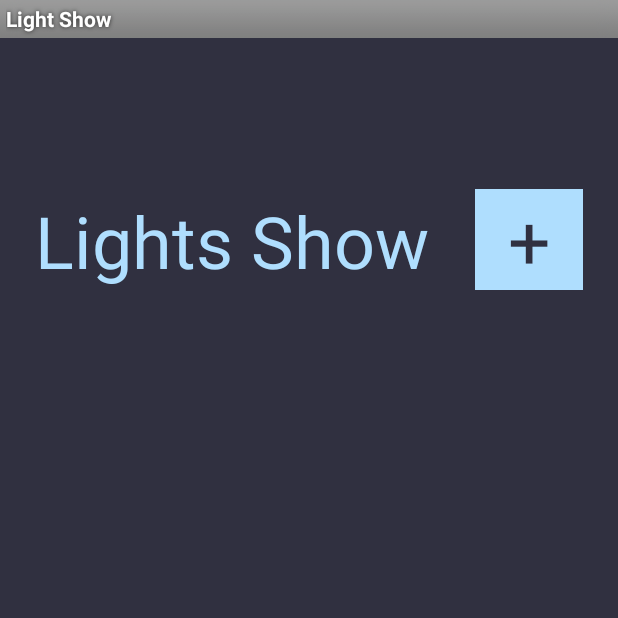
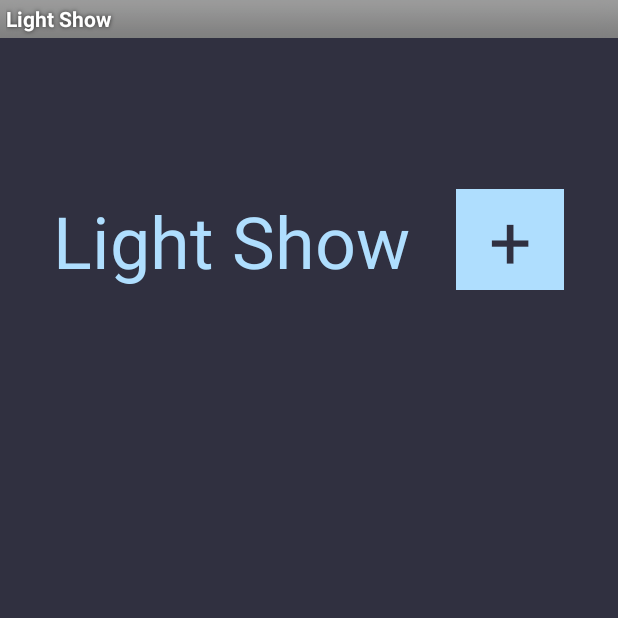
Before and after one commit to emseibert/webandmobile, an Android app: the MainActivity2 screen opened directly, with no data from a screen before it, on a phone screen of 412 x 824 dp, the top half of it. Run offline under Robolectric (Android 15) with nearby library versions, the phone set to English and light mode, and no system bars; libraries missing offline, so code that uses them is left out: com.hmkcode.http.

Commit message:
updated icon and app name

```diff
--- a/app/src/main/AndroidManifest.xml
+++ b/app/src/main/AndroidManifest.xml
@@ -21,7 +21,7 @@
 
     <application
         android:allowBackup="true"
-        android:icon="@drawable/ic_launcher"
+        android:icon="@drawable/app_icon"
         android:label="@string/app_name"
         android:theme="@style/AppTheme" >
         <activity
--- a/app/src/main/res/values/strings.xml
+++ b/app/src/main/res/values/strings.xml
@@ -1,7 +1,7 @@
 <?xml version="1.0" encoding="utf-8"?>
 <resources>
 
-    <string name="app_name">Lights Show</string>
+    <string name="app_name">Light Show</string>
     <string name="ipAddr">None</string>
     <string name="submit">Change Pi Color</string>
     <string name="lightshow">Light Show</string>
```
